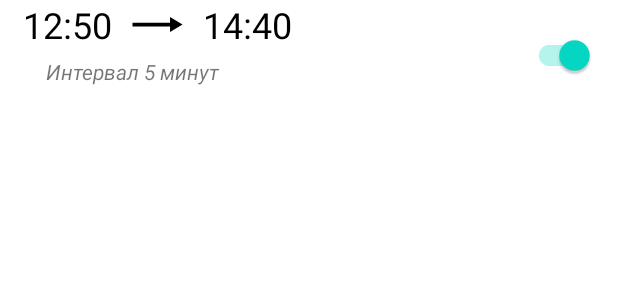
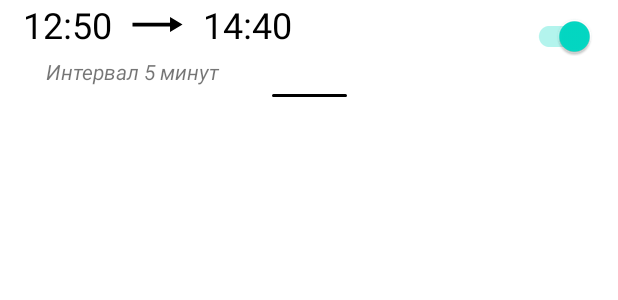
Before and after one commit to Tujh555/Clock-Manager, an Android app: the layout alarm_item.xml on its own in the app's theme, with its tools: preview values and no code run, on a phone screen of 412 x 824 dp. Shown: the top 300 px of the screen. Run offline under Robolectric (Android 15) with nearby library versions, the phone set to English and light mode, and no system bars.

Commit message:
Сделал установку и удаление будильника асинхронными

```diff
--- a/app/src/main/java/com/app/clockmanager/data/Alarm.kt
+++ b/app/src/main/java/com/app/clockmanager/data/Alarm.kt
@@ -8,13 +8,15 @@ data class Alarm(
     val startTime: Long,
     val endTime: Long,
     val interval: Int,
-    var isActive: Boolean = true
+    var isActive: Boolean = true,
+    var isLooping: Boolean = false,
 ) {
     fun toAlarmEntity() = AlarmEntity(
         id = id,
         startTime = startTime,
         endTime = endTime,
         interval = interval,
-        isActive = isActive
+        isActive = isActive,
+        isLooping = isLooping
     )
 }
--- a/app/src/main/java/com/app/clockmanager/database/AlarmDatabase.kt
+++ b/app/src/main/java/com/app/clockmanager/database/AlarmDatabase.kt
@@ -6,7 +6,7 @@ import androidx.room.TypeConverters
 import com.app.clockmanager.database.entities.AlarmEntity
 import com.app.clockmanager.database.typeConverters.AlarmTypeConverters
 
-@Database(entities = [ AlarmEntity::class ], version = 1)
+@Database(entities = [ AlarmEntity::class ], version = 2)
 @TypeConverters(AlarmTypeConverters::class)
 abstract class AlarmDatabase : RoomDatabase() {
     abstract fun alarmDao(): AlarmDao
--- a/app/src/main/java/com/app/clockmanager/database/entities/AlarmEntity.kt
+++ b/app/src/main/java/com/app/clockmanager/database/entities/AlarmEntity.kt
@@ -12,12 +12,14 @@ data class AlarmEntity(
     val endTime: Long,
     val interval: Int,
     var isActive: Boolean,
+    var isLooping: Boolean
 ) {
     fun toAlarm() = Alarm(
         id = id,
         startTime = startTime,
         endTime = endTime,
         interval = interval,
-        isActive = isActive
+        isActive = isActive,
+        isLooping = isLooping,
     )
 }
--- a/app/src/main/java/com/app/clockmanager/database/typeConverters/AlarmTypeConverters.kt
+++ b/app/src/main/java/com/app/clockmanager/database/typeConverters/AlarmTypeConverters.kt
@@ -6,8 +6,8 @@ import java.util.*
 class AlarmTypeConverters {
 
     @TypeConverter
-    fun fromUUID(uuid: UUID) = uuid.toString()
+    fun fromUUID(uuid: UUID): String = uuid.toString()
 
     @TypeConverter
-    fun toUUID(str: String) = UUID.fromString(str)
+    fun toUUID(str: String): UUID = UUID.fromString(str)
 }
--- a/app/src/main/java/com/app/clockmanager/receivers/RebootAlarmsReceiver.kt
+++ b/app/src/main/java/com/app/clockmanager/receivers/RebootAlarmsReceiver.kt
@@ -24,10 +24,11 @@ class RebootAlarmsReceiver : BroadcastReceiver() {
     }
 
     private fun setAllAlarms(context: Context) {
-        val alarmBroadcast = AlarmBroadcast()
         val getAlarms = GetAllAlarmsUseCaseImpl(DatabaseRepository.get())
 
         CoroutineScope(Dispatchers.IO).launch {
+            val alarmBroadcast = AlarmBroadcast(this)
+
             getAlarms().collect { alarms ->
                 alarms.forEach { alarmEntity ->
                     if (alarmEntity.isActive) {
--- a/app/src/main/java/com/app/clockmanager/ui/MainActivity.kt
+++ b/app/src/main/java/com/app/clockmanager/ui/MainActivity.kt
@@ -27,7 +27,7 @@ class MainActivity : AppCompatActivity(), AlarmAdapter.OnSwitchListener {
     private var binding: ActivityMainBinding? = null
     private val bd: ActivityMainBinding
         get() = requireNotNull(binding)
-    private val broadcast by lazy { AlarmBroadcast() }
+    private val broadcast by lazy { AlarmBroadcast(lifecycleScope) }
     private val adapter by lazy { AlarmAdapter() }
 
     private val timerPickStart = getTimerPick("Выберите стартовое время для будильника  ")
--- a/app/src/main/java/com/app/clockmanager/ui/fragments/PeriodPickDialogFragment.kt
+++ b/app/src/main/java/com/app/clockmanager/ui/fragments/PeriodPickDialogFragment.kt
@@ -32,7 +32,6 @@ class PeriodPickDialogFragment : DialogFragment() {
 
         binding?.run {
             applyPeriod.setOnClickListener {
-                Log.d("MyLogs", period.toString())
                 periodApplyClickListener?.onClick(period)
                 dismiss()
             }
--- a/app/src/main/java/com/app/clockmanager/viewModels/MainActivityViewModel.kt
+++ b/app/src/main/java/com/app/clockmanager/viewModels/MainActivityViewModel.kt
@@ -55,7 +55,7 @@ class MainActivityViewModel(
             adapter.alarms.forEach {
                 Log.d("MyLogs", it.id.toString())
 
-                CoroutineScope(Dispatchers.Default).launch {
+                coroutineScope {
                     broadcast.cancelAlarm(context, it)
                 }
 
@@ -71,9 +71,8 @@ class MainActivityViewModel(
     }
 
     fun updateAlarm(alarm: Alarm) {
-        latestUpdateJob?.cancel()
-
         latestUpdateJob = viewModelScope.launch {
+            latestUpdateJob?.join()
             updateAlarmUseCase(alarmEntity = alarm.toAlarmEntity())
         }
     }
--- /dev/null
+++ b/app/src/main/res/drawable/alarm_divider.xml
@@ -0,0 +1,14 @@
+<?xml version="1.0" encoding="utf-8"?>
+<shape
+    xmlns:android="http://schemas.android.com/apk/res/android"
+    android:shape="rectangle">
+
+    <size
+        android:width="50dp"
+        android:height="2dp"/>
+
+    <corners android:radius="10dp"/>
+
+    <solid android:color="@color/black"/>
+
+</shape>
--- /dev/null
+++ b/app/src/main/res/drawable/ic_repeat_arrows.xml
@@ -0,0 +1,5 @@
+<vector android:height="24dp" android:tint="#000000"
+    android:viewportHeight="24" android:viewportWidth="24"
+    android:width="24dp" xmlns:android="http://schemas.android.com/apk/res/android">
+    <path android:fillColor="@android:color/white" android:pathData="M7,7h10v3l4,-4 -4,-4v3L5,5v6h2L7,7zM17,17L7,17v-3l-4,4 4,4v-3h12v-6h-2v4z"/>
+</vector>
--- a/app/src/main/res/layout/alarm_item.xml
+++ b/app/src/main/res/layout/alarm_item.xml
@@ -47,22 +47,51 @@
         android:checked="true"
         android:backgroundTint="@color/black"
         app:layout_constraintEnd_toEndOf="parent"
-        app:layout_constraintTop_toTopOf="parent"
-        app:layout_constraintBottom_toBottomOf="parent"/>
+        app:layout_constraintTop_toTopOf="parent" />
 
     <com.google.android.material.textview.MaterialTextView
         android:id="@+id/tv_interval"
         android:layout_width="0dp"
         android:layout_height="wrap_content"
         android:paddingEnd="15dp"
-        android:layout_marginBottom="15dp"
         android:paddingStart="15dp"
         android:paddingTop="5dp"
         android:textSize="14sp"
         android:textStyle="italic"
         tools:text="Интервал 5 минут"
+        app:layout_constraintTop_toBottomOf="@id/tv_start_time"
         app:layout_constraintStart_toStartOf="parent"
-        app:layout_constraintEnd_toStartOf="@id/sw_on_alarm"
-        app:layout_constraintBottom_toBottomOf="parent"/>
+        app:layout_constraintEnd_toStartOf="@id/sw_on_alarm" />
+
+    <ImageView
+        android:id="@+id/iv_divider"
+        android:layout_width="wrap_content"
+        android:layout_height="wrap_content"
+        android:src="@drawable/alarm_divider"
+        android:layout_marginTop="5dp"
+        app:layout_constraintTop_toBottomOf="@id/tv_interval"
+        app:layout_constraintEnd_toEndOf="parent"
+        app:layout_constraintStart_toStartOf="parent"/>
+
+    <androidx.constraintlayout.widget.ConstraintLayout
+        android:id="@+id/settings_layout"
+        android:layout_width="match_parent"
+        android:layout_height="wrap_content"
+        android:layout_marginTop="10dp"
+        android:visibility="gone"
+        app:layout_constraintTop_toBottomOf="@id/iv_divider"
+        app:layout_constraintBottom_toBottomOf="parent">
+
+        <TextView
+            android:layout_width="wrap_content"
+            android:layout_height="wrap_content"
+            android:text="TEST"
+            android:textSize="50sp"
+            app:layout_constraintTop_toTopOf="parent"
+            app:layout_constraintEnd_toEndOf="parent"
+            app:layout_constraintStart_toStartOf="parent"
+            app:layout_constraintBottom_toBottomOf="parent"/>
+
+    </androidx.constraintlayout.widget.ConstraintLayout>
 
 </androidx.constraintlayout.widget.ConstraintLayout>
```
Also changed, not shown: app/src/main/java/com/app/clockmanager/playSound/DefaultSoundPlayer.kt (+10 -3 lines), app/src/main/java/com/app/clockmanager/receivers/AlarmBroadcast.kt (+19 -9 lines), app/src/main/java/com/app/clockmanager/repositories/impls/DatabaseRepository.kt (+13 -1 lines), app/src/main/java/com/app/clockmanager/services/AlarmService.kt (+7 -11 lines), app/src/main/res/layout/activity_main.xml (+14 -11 lines).
